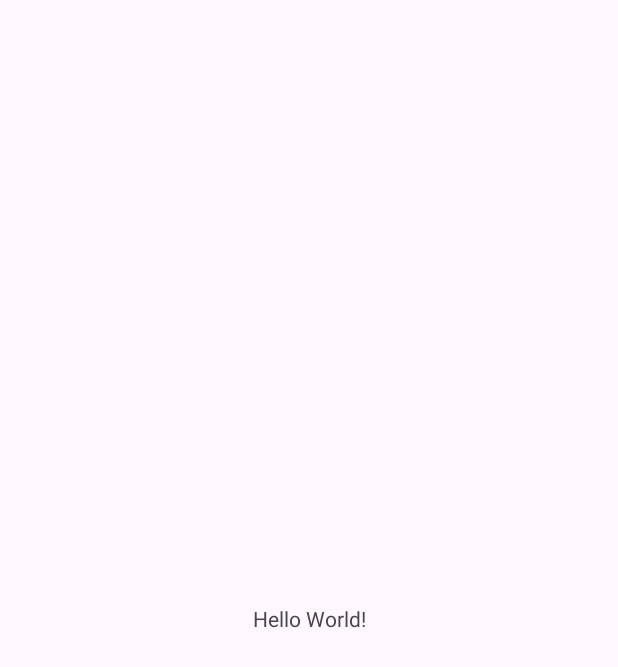
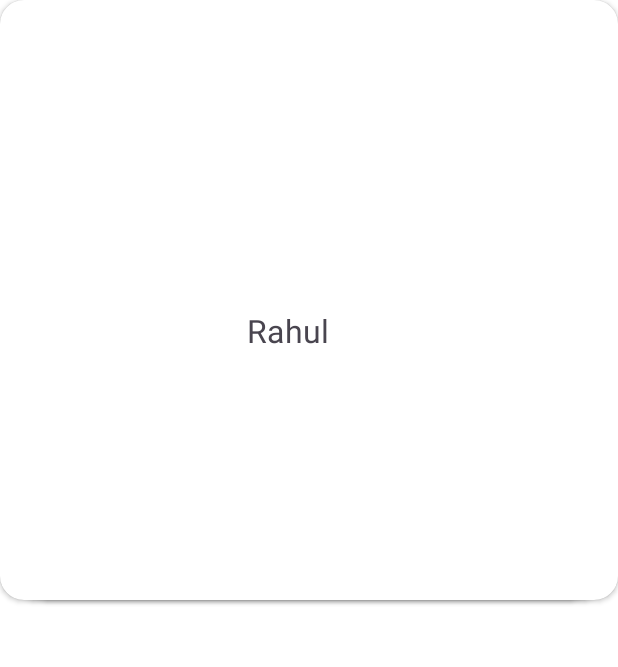
Before and after one commit to Excelsior-Technologies-Community/swipecardpager, an Android app: the screen it shows after launch (MainActivity), on a phone screen of 412 x 824 dp. Before the commit the part shown is almost empty. Shown: the top 667 px of the screen. Run offline under Robolectric (Android 15) with nearby library versions, the phone set to English and light mode, and no system bars.

Commit message:
Commit with library made

```diff
--- a/app/build.gradle.kts
+++ b/app/build.gradle.kts
@@ -43,6 +43,7 @@ dependencies {
     implementation(libs.material)
     implementation(libs.androidx.activity)
     implementation(libs.androidx.constraintlayout)
+    implementation(project(":swipeviewpager"))
     testImplementation(libs.junit)
     androidTestImplementation(libs.androidx.junit)
     androidTestImplementation(libs.androidx.espresso.core)
--- /dev/null
+++ b/app/src/main/java/com/ext/swipecardpager/CardAdapter.kt
@@ -0,0 +1,27 @@
+package com.ext.swipecardpager
+
+import android.view.LayoutInflater
+import android.view.View
+import android.view.ViewGroup
+import android.widget.TextView
+import androidx.recyclerview.widget.RecyclerView
+
+class CardAdapter(private val list: MutableList<String>) :
+    RecyclerView.Adapter<CardAdapter.ViewHolder>() {
+
+    class ViewHolder(view: View) : RecyclerView.ViewHolder(view) {
+        val text: TextView = view.findViewById(R.id.text)
+    }
+
+    override fun onCreateViewHolder(parent: ViewGroup, viewType: Int): ViewHolder {
+        val view = LayoutInflater.from(parent.context)
+            .inflate(R.layout.card_item, parent, false)
+        return ViewHolder(view)
+    }
+
+    override fun getItemCount() = list.size
+
+    override fun onBindViewHolder(holder: ViewHolder, position: Int) {
+        holder.text.text = list[position]
+    }
+}
--- a/app/src/main/java/com/ext/swipecardpager/MainActivity.kt
+++ b/app/src/main/java/com/ext/swipecardpager/MainActivity.kt
@@ -5,16 +5,39 @@ import androidx.activity.enableEdgeToEdge
 import androidx.appcompat.app.AppCompatActivity
 import androidx.core.view.ViewCompat
 import androidx.core.view.WindowInsetsCompat
+import com.ext.swipeviewpager.PivotPosition
+import com.ext.swipeviewpager.SwipeCardView
+import com.ext.swipeviewpager.SwipeOrientation
+import com.ext.swipeviewpager.TiltDirection
 
 class MainActivity : AppCompatActivity() {
+
+    private lateinit var swipeView: SwipeCardView
+
     override fun onCreate(savedInstanceState: Bundle?) {
         super.onCreate(savedInstanceState)
+        setContentView(R.layout.activity_main)
         enableEdgeToEdge()
-        setContentView(R.layout.activity_main)
+
+        // Window insets padding (optional)
         ViewCompat.setOnApplyWindowInsetsListener(findViewById(R.id.main)) { v, insets ->
             val systemBars = insets.getInsets(WindowInsetsCompat.Type.systemBars())
             v.setPadding(systemBars.left, systemBars.top, systemBars.right, systemBars.bottom)
             insets
         }
+
+        // Now find the view
+        swipeView = findViewById(R.id.swipeView)
+
+        // Prepare data and adapter
+        val list = mutableListOf("Jay","Nisha","Rahul","Amit","Riya")
+        val adapter = CardAdapter(list)
+
+        // Set adapter and enable swipe
+        swipeView.setSwipeOrientation(SwipeOrientation.HORIZONTAL)
+        swipeView.setTiltDirection(TiltDirection.LEFT)
+        swipeView.setPivotPosition(PivotPosition.TOP)
+        swipeView.setAdapter(adapter)
+
     }
 }
--- a/app/src/main/res/layout/activity_main.xml
+++ b/app/src/main/res/layout/activity_main.xml
@@ -3,17 +3,15 @@
     xmlns:app="http://schemas.android.com/apk/res-auto"
     xmlns:tools="http://schemas.android.com/tools"
     android:id="@+id/main"
+    android:background="@color/white"
     android:layout_width="match_parent"
     android:layout_height="match_parent"
     tools:context=".MainActivity">
 
-    <TextView
-        android:layout_width="wrap_content"
-        android:layout_height="wrap_content"
-        android:text="Hello World!"
-        app:layout_constraintBottom_toBottomOf="parent"
-        app:layout_constraintEnd_toEndOf="parent"
-        app:layout_constraintStart_toStartOf="parent"
-        app:layout_constraintTop_toTopOf="parent" />
+    <com.ext.swipeviewpager.SwipeCardView
+        android:id="@+id/swipeView"
+        android:layout_width="match_parent"
+        android:layout_height="match_parent"/>
+
 
 </androidx.constraintlayout.widget.ConstraintLayout>
--- /dev/null
+++ b/app/src/main/res/layout/card_item.xml
@@ -0,0 +1,15 @@
+<?xml version="1.0" encoding="utf-8"?>
+<androidx.cardview.widget.CardView xmlns:android="http://schemas.android.com/apk/res/android"
+    android:layout_width="match_parent"
+    android:layout_height="400dp"
+    xmlns:app="http://schemas.android.com/apk/res-auto"
+    android:layout_margin="16dp"
+    app:cardCornerRadius="16dp">
+
+    <TextView
+        android:id="@+id/text"
+        android:layout_width="match_parent"
+        android:layout_height="match_parent"
+        android:gravity="center"
+        android:textSize="24sp"/>
+</androidx.cardview.widget.CardView>
--- /dev/null
+++ b/swipeviewpager/src/main/java/com/ext/swipeviewpager/SwipeCardView.kt
@@ -0,0 +1,115 @@
+package com.ext.swipeviewpager
+
+import android.content.Context
+import android.util.AttributeSet
+import android.view.LayoutInflater
+import android.widget.FrameLayout
+import androidx.recyclerview.widget.ItemTouchHelper
+import androidx.recyclerview.widget.LinearLayoutManager
+import androidx.recyclerview.widget.RecyclerView
+
+enum class SwipeOrientation { VERTICAL, HORIZONTAL }
+
+class SwipeCardView @JvmOverloads constructor(
+    context: Context,
+    attrs: AttributeSet? = null,
+    defStyleAttr: Int = 0
+) : FrameLayout(context, attrs, defStyleAttr) {
+
+    private val recyclerView: RecyclerView
+    private var orientation: SwipeOrientation = SwipeOrientation.VERTICAL
+    private var tiltAngle: Float = 10f
+    private var topVisibleCards = 3
+    private var cardOffset = 30f
+    private var scaleOffset = 0.05f
+    private var tiltDirection: TiltDirection = TiltDirection.LEFT  // default tilt
+    private var pivotPosition: PivotPosition = PivotPosition.BOTTOM // default current behavior
+
+    init {
+        val view = LayoutInflater.from(context)
+            .inflate(R.layout.view_swipe_card, this, true)
+        recyclerView = view.findViewById(R.id.recycler)
+    }
+
+    // Set adapter
+    fun setAdapter(adapter: RecyclerView.Adapter<*>) {
+        recyclerView.adapter = adapter
+        setupRecyclerView()
+    }
+
+    // Set vertical or horizontal swipe with tilt angle
+    fun setSwipeOrientation(orientation: SwipeOrientation, tiltAngle: Float = 0f) {
+        this.orientation = orientation
+        this.tiltAngle = tiltAngle
+        setupRecyclerView()
+    }
+
+    // Set tilt direction (LEFT or RIGHT)
+    fun setTiltDirection(direction: TiltDirection) {
+        tiltDirection = direction
+        recyclerView.layoutManager?.requestLayout()
+    }
+
+    fun setPivotPosition(position: PivotPosition) {
+        pivotPosition = position
+        recyclerView.layoutManager?.requestLayout()
+    }
+
+    private fun setupRecyclerView() {
+        if (orientation == SwipeOrientation.VERTICAL) {
+            recyclerView.layoutManager = LinearLayoutManager(context)
+            enableVerticalSwipe()
+        } else {
+            recyclerView.layoutManager =
+                SwipeStackLayoutManager(topVisibleCards, cardOffset, scaleOffset, tiltAngle, tiltDirection,pivotPosition)
+            enableHorizontalSwipe()
+        }
+    }
+
+    private fun enableVerticalSwipe() {
+        val helper = ItemTouchHelper(object : ItemTouchHelper.SimpleCallback(
+            0, ItemTouchHelper.LEFT or ItemTouchHelper.RIGHT
+        ) {
+            override fun onMove(rv: RecyclerView, vh: RecyclerView.ViewHolder, t: RecyclerView.ViewHolder) = false
+            override fun onSwiped(vh: RecyclerView.ViewHolder, dir: Int) {
+                recyclerView.adapter?.notifyItemRemoved(vh.adapterPosition)
+            }
+        })
+        helper.attachToRecyclerView(recyclerView)
+    }
+
+    private fun enableHorizontalSwipe() {
+        val helper = ItemTouchHelper(object : ItemTouchHelper.SimpleCallback(
+            0, ItemTouchHelper.LEFT or ItemTouchHelper.RIGHT
+        ) {
+            override fun onMove(rv: RecyclerView, vh: RecyclerView.ViewHolder, t: RecyclerView.ViewHolder) = false
+
+            override fun onChildDraw(
+                c: android.graphics.Canvas,
+                rv: RecyclerView,
+                vh: RecyclerView.ViewHolder,
+                dX: Float, dY: Float,
+                actionState: Int, isActive: Boolean
+            ) {
+                if (actionState == ItemTouchHelper.ACTION_STATE_SWIPE) {
+                    for (i in 1 until rv.childCount) {
+                        val child = rv.getChildAt(i)
+                        val scale = 1 - scaleOffset * i + scaleOffset * (Math.abs(dX) / rv.width)
+                        val transY = cardOffset * i - cardOffset * (Math.abs(dX) / rv.width)
+                        val rotation = if (tiltDirection == TiltDirection.LEFT) -tiltAngle * i else tiltAngle * i
+                        child.scaleX = scale
+                        child.scaleY = scale
+                        child.translationY = transY
+                        child.rotation = rotation
+                    }
+                }
+                super.onChildDraw(c, rv, vh, dX, dY, actionState, isActive)
+            }
+
+            override fun onSwiped(vh: RecyclerView.ViewHolder, dir: Int) {
+                recyclerView.adapter?.notifyItemRemoved(vh.adapterPosition)
+            }
+        })
+        helper.attachToRecyclerView(recyclerView)
+    }
+}
--- /dev/null
+++ b/swipeviewpager/src/main/java/com/ext/swipeviewpager/SwipeStackLayoutManager.kt
@@ -0,0 +1,49 @@
+package com.ext.swipeviewpager
+
+import androidx.recyclerview.widget.RecyclerView
+
+class SwipeStackLayoutManager(
+    private val topVisibleCards: Int = 3,
+    private val cardOffset: Float = 30f,
+    private val scaleOffset: Float = 0.05f,
+    private val tiltAngle: Float = 0f,
+    private val tiltDirection: TiltDirection = TiltDirection.LEFT,
+    private val pivotPosition: PivotPosition = PivotPosition.BOTTOM
+) : RecyclerView.LayoutManager() {
+
+    override fun generateDefaultLayoutParams(): RecyclerView.LayoutParams {
+        return RecyclerView.LayoutParams(
+            RecyclerView.LayoutParams.MATCH_PARENT,
+            RecyclerView.LayoutParams.WRAP_CONTENT
+        )
+    }
+
+    override fun onLayoutChildren(recycler: RecyclerView.Recycler, state: RecyclerView.State) {
+        detachAndScrapAttachedViews(recycler)
+
+        val count = itemCount.coerceAtMost(topVisibleCards)
+        for (i in 0 until count) {
+            val view = recycler.getViewForPosition(i)
+            addView(view)
+            measureChildWithMargins(view, 0, 0)
+            layoutDecorated(view, 0, 0, width, view.measuredHeight)
+
+            // Set pivot point
+            view.pivotX = (view.width / 2).toFloat()
+            view.pivotY = when (pivotPosition) {
+                PivotPosition.TOP -> 0f
+                PivotPosition.CENTER -> (view.height / 2).toFloat()
+                PivotPosition.BOTTOM -> view.height.toFloat()
+            }
+
+            val scale = 1 - scaleOffset * i
+            val transY = cardOffset * i
+            val rotation = if (tiltDirection == TiltDirection.LEFT) -tiltAngle * i else tiltAngle * i
+
+            view.scaleX = scale
+            view.scaleY = scale
+            view.translationY = transY
+            view.rotation = rotation
+        }
+    }
+}
--- /dev/null
+++ b/swipeviewpager/src/main/java/com/ext/swipeviewpager/TiltDirection.kt
@@ -0,0 +1,9 @@
+package com.ext.swipeviewpager
+
+enum class TiltDirection {
+    LEFT, RIGHT
+}
+
+enum class PivotPosition {
+    TOP, CENTER, BOTTOM
+}
--- /dev/null
+++ b/swipeviewpager/src/main/res/layout/view_swipe_card.xml
@@ -0,0 +1,12 @@
+<?xml version="1.0" encoding="utf-8"?>
+<FrameLayout xmlns:android="http://schemas.android.com/apk/res/android"
+    android:layout_width="match_parent"
+    android:layout_height="match_parent">
+
+    <androidx.recyclerview.widget.RecyclerView
+        android:id="@+id/recycler"
+        android:layout_width="match_parent"
+        android:layout_height="match_parent"
+        android:overScrollMode="never"/>
+
+</FrameLayout>
```
